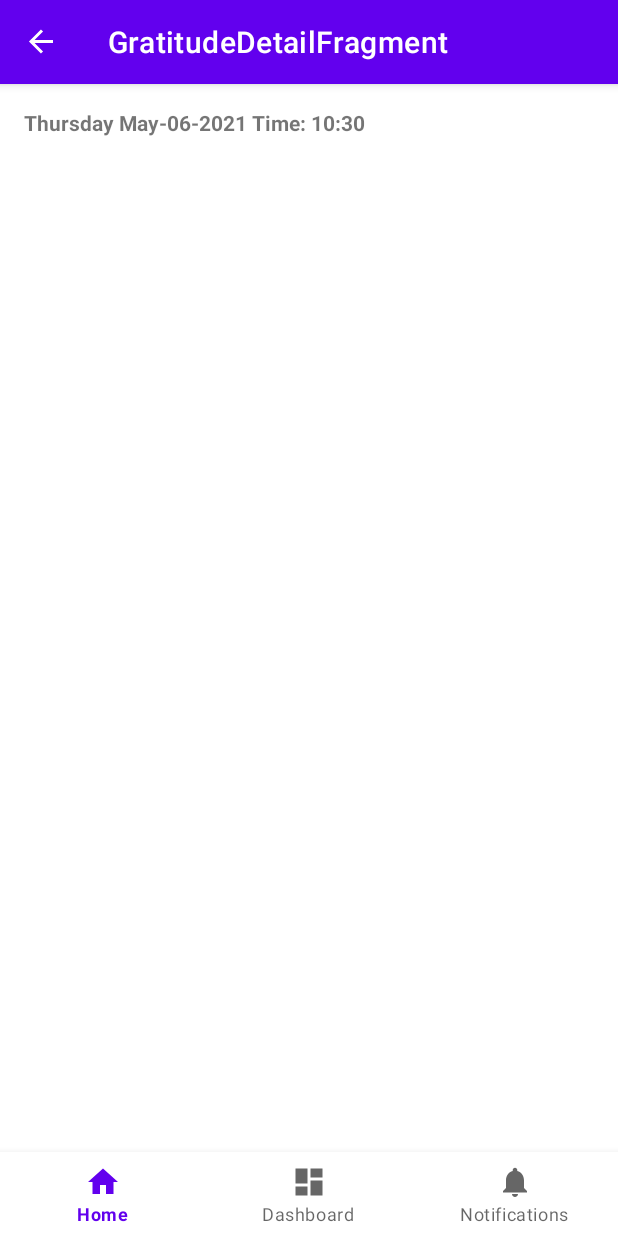
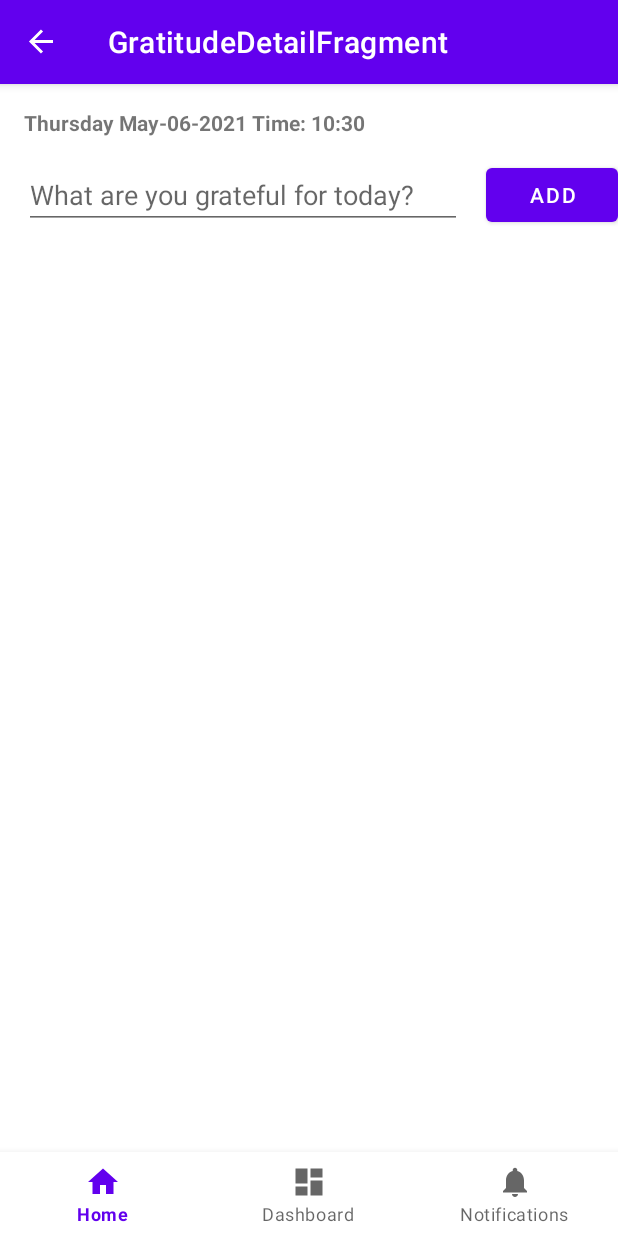
Before and after one commit to lee-hodg/Sossego, an Android app: the screen it shows after launch (MainActivity), after a tap on "Add New Gratitude List", on a phone screen of 412 x 824 dp. Run offline under Robolectric (Android 15) with nearby library versions, the phone set to English and light mode, and no system bars; our stand-ins replace Room's generated code, Timber, data binding, navigation-ui.

Commit message:
- dao to delete an item from list - get gratitude detail working with add and X

```diff
--- a/app/src/main/java/com/example/android/sossego/database/GratitudeDatabaseDao.kt
+++ b/app/src/main/java/com/example/android/sossego/database/GratitudeDatabaseDao.kt
@@ -11,6 +11,9 @@ interface GratitudeDatabaseDao {
 
     @Insert
     suspend fun insertItem(gratitudeItem: GratitudeItem)
+
+    @Query("DELETE FROM gratitude_item_table WHERE gratitudeItemId = :gratitudeItemKey")
+    suspend fun deleteItem(gratitudeItemKey: Long)
 
     /**
      * When updating a row with a value already set in a column,
@@ -37,7 +40,7 @@ interface GratitudeDatabaseDao {
     @Query("SELECT * from gratitude_item_table")
     fun getAllItems(): List<GratitudeItem>
 
-    @Query("SELECT * from gratitude_item_table WHERE parentListId - :key ORDER BY gratitudeItemId DESC")
+    @Query("SELECT * from gratitude_item_table WHERE parentListId = :key ORDER BY gratitudeItemId DESC")
     fun getAllItemsForGratitudeList(key: Long): LiveData<List<GratitudeItem>>
 
     /**
--- /dev/null
+++ b/app/src/main/java/com/example/android/sossego/ui/gratitude/detail/GratitudeDetailAdapter.kt
@@ -0,0 +1,89 @@
+package com.example.android.sossego.ui.gratitude.detail
+
+import com.example.android.sossego.database.GratitudeList
+
+import android.view.LayoutInflater
+import android.view.ViewGroup
+import androidx.recyclerview.widget.DiffUtil
+import androidx.recyclerview.widget.ListAdapter
+import androidx.recyclerview.widget.RecyclerView
+import com.example.android.sossego.database.GratitudeItem
+import com.example.android.sossego.databinding.DetailGratitudeItemBinding
+import kotlinx.coroutines.CoroutineScope
+import kotlinx.coroutines.Dispatchers
+import kotlinx.coroutines.launch
+import kotlinx.coroutines.withContext
+
+
+class GratitudeDetailAdapter(private val deleteClickListener: GratitudeItemListener) : ListAdapter<GratitudeDataItem,
+        RecyclerView.ViewHolder>(GratitudeItemDiffCallback()) {
+
+    private val adapterScope = CoroutineScope(Dispatchers.Default)
+
+    /**
+     * This will be a list of gratitude list elements/items
+     */
+    fun submitGratitudeItemList(list: List<GratitudeItem>?) {
+        adapterScope.launch {
+            val items = list?.map { GratitudeDataItem(it) }
+
+            withContext(Dispatchers.Main) {
+                submitList(items)
+            }
+        }
+    }
+
+    override fun onBindViewHolder(holder: RecyclerView.ViewHolder, position: Int) {
+        val viewHolder = holder as ViewHolder
+        val gratitudeDataItem = getItem(position) as GratitudeDataItem
+        viewHolder.bind(deleteClickListener, gratitudeDataItem.gratitudeItem)
+
+    }
+
+    override fun onCreateViewHolder(parent: ViewGroup, viewType: Int): RecyclerView.ViewHolder =
+            ViewHolder.from(parent)
+
+
+    class ViewHolder private constructor(private val binding: DetailGratitudeItemBinding)
+        : RecyclerView.ViewHolder(binding.root) {
+
+        fun bind(deleteClickListener: GratitudeItemListener, item: GratitudeItem) {
+            binding.gratitudeItem = item
+            binding.clickListener = deleteClickListener
+            binding.executePendingBindings()
+        }
+
+        companion object {
+            fun from(parent: ViewGroup): ViewHolder {
+                val layoutInflater = LayoutInflater.from(parent.context)
+                val binding = DetailGratitudeItemBinding.inflate(layoutInflater, parent,
+                        false)
+                return ViewHolder(binding)
+            }
+        }
+    }
+}
+
+/**
+ * Callback for calculating the diff between two non-null items in a list.
+ *
+ * Used by ListAdapter to calculate the minimum number of changes between and old list and a new
+ * list that's been passed to `submitList`.
+ */
+class GratitudeItemDiffCallback : DiffUtil.ItemCallback<GratitudeDataItem>() {
+    override fun areItemsTheSame(oldItem: GratitudeDataItem, newItem: GratitudeDataItem): Boolean {
+        return oldItem.id == newItem.id
+    }
+
+    override fun areContentsTheSame(oldItem: GratitudeDataItem, newItem: GratitudeDataItem): Boolean {
+        return oldItem == newItem
+    }
+}
+
+class GratitudeItemListener(val clickListener: (gratitudeListId: Long) -> Unit) {
+    fun onClick(gratitudeItem: GratitudeItem) = clickListener(gratitudeItem.gratitudeItemId)
+}
+
+data class GratitudeDataItem(val gratitudeItem: GratitudeItem) {
+    val id = gratitudeItem.gratitudeItemId
+}
--- a/app/src/main/java/com/example/android/sossego/ui/gratitude/detail/GratitudeDetailFragment.kt
+++ b/app/src/main/java/com/example/android/sossego/ui/gratitude/detail/GratitudeDetailFragment.kt
@@ -12,6 +12,8 @@ import androidx.navigation.fragment.findNavController
 import com.example.android.sossego.R
 import com.example.android.sossego.database.GratitudeDatabase
 import com.example.android.sossego.databinding.FragmentGratitudeDetailBinding
+import com.example.android.sossego.ui.gratitude.listing.GratitudeListAdapter
+import com.example.android.sossego.ui.gratitude.listing.GratitudeListListener
 import timber.log.Timber
 
 
@@ -67,6 +69,22 @@ class GratitudeDetailFragment : Fragment() {
             }
         })
 
+        // Build an adapter for our recyclerview.
+        val gratitudeDetailAdapter = GratitudeDetailAdapter(GratitudeItemListener { gratitudeItemId ->
+            gratitudeDetailViewModel.deleteGratitudeItem(gratitudeItemId)
+        })
+
+        // We observe the gratitudeLists liveData of the view model. If it changes we must
+        // rebuild the recycler view with submitList
+        gratitudeDetailViewModel.gratitudeItems.observe(viewLifecycleOwner, {
+            it?.let {
+                gratitudeDetailAdapter.submitGratitudeItemList(it)
+            }
+        })
+
+        // Set our recyclerview to use this adapter
+        binding.gratitudeDetailRecycler.adapter = gratitudeDetailAdapter
+
         return binding.root
     }
 
--- a/app/src/main/java/com/example/android/sossego/ui/gratitude/detail/GratitudeDetailViewModel.kt
+++ b/app/src/main/java/com/example/android/sossego/ui/gratitude/detail/GratitudeDetailViewModel.kt
@@ -2,7 +2,11 @@ package com.example.android.sossego.ui.gratitude.detail
 
 import androidx.lifecycle.*
 import com.example.android.sossego.database.GratitudeDatabaseDao
+import com.example.android.sossego.database.GratitudeItem
 import com.example.android.sossego.database.GratitudeList
+import kotlinx.coroutines.Dispatchers
+import kotlinx.coroutines.launch
+import kotlinx.coroutines.withContext
 import timber.log.Timber
 
 class GratitudeDetailViewModel (
@@ -11,11 +15,19 @@ class GratitudeDetailViewModel (
 
     val gratitudeList = MediatorLiveData<GratitudeList>()
 
+    val gratitudeItems = MediatorLiveData<List<GratitudeItem>>()
+
+    // Initial value of EditText for new gratitude items being added
+    val newGratitudeItemText = MutableLiveData<String?>()
+
     // fun getGratitudeList() = gratitudeList
 
     init {
         Timber.d("GratitudeDetailViewModel fetching gratitudeList by key: $gratitudeListKey")
-        gratitudeList.addSource(database.getGratitudeList(gratitudeListKey), gratitudeList::setValue)
+        gratitudeList.addSource(database.getGratitudeList(gratitudeListKey),
+                gratitudeList::setValue)
+        gratitudeItems.addSource(database.getAllItemsForGratitudeList(gratitudeListKey),
+                gratitudeItems::setValue)
 
         //Timber.d("GratitudeDetailViewModel obtained gratitudeList ${database.get(gratitudeListKey)?.value}")
     }
@@ -44,4 +56,57 @@ class GratitudeDetailViewModel (
         _navigateToGratitude.value = null
     }
 
+    private suspend fun deleteItem(gratitudeItemId: Long) {
+        withContext(Dispatchers.IO) {
+            database.deleteItem(gratitudeItemId)
+        }
+    }
+
+    fun deleteGratitudeItem(gratitudeItemId: Long) {
+        Timber.d("Delete item with id $gratitudeItemId")
+        viewModelScope.launch {
+                deleteItem(gratitudeItemId)
+            }
+
+    }
+
+
+    private suspend fun insert(gratitudeItem: GratitudeItem) {
+        withContext(Dispatchers.IO) {
+            database.insertItem(gratitudeItem)
+        }
+    }
+
+    fun addNewItem(){
+        viewModelScope.launch {
+
+            newGratitudeItemText.value?.let {
+                val newGratitudeItem = GratitudeItem(parentListId = gratitudeListKey,
+                        gratitudeText = newGratitudeItemText.value.toString())
+                insert(newGratitudeItem)
+            }
+        }
+        // clear
+        newGratitudeItemText.value = ""
+    }
+
+//    fun onNewGratitudeItemDone(gratitudeListId: Long, view: View, actionId: Int, event: KeyEvent?): Boolean {
+//
+//        val imeAction = when (actionId) {
+//            EditorInfo.IME_ACTION_DONE,
+//            EditorInfo.IME_ACTION_SEND,
+//            EditorInfo.IME_ACTION_GO -> true
+//            else -> false
+//        }
+//
+//        val keyDownEvent = event?.keyCode == KeyEvent.KEYCODE_ENTER
+//                && event.action == KeyEvent.ACTION_DOWN
+//
+//        if (imeAction or keyDownEvent){
+//            addNewGratitudeItem(view.toString())
+//            return true
+//        }
+//        return false
+//    }
+
 }
--- a/app/src/main/res/layout/fragment_gratitude_detail.xml
+++ b/app/src/main/res/layout/fragment_gratitude_detail.xml
@@ -34,5 +34,46 @@
             app:layout_constraintTop_toTopOf="parent"
             tools:text="Friday May-05-2021 15:45" />
 
+
+        <!--        2-way binding has @=-->
+        <EditText
+            android:id="@+id/new_gratitude_item"
+            android:layout_width="0dp"
+            android:layout_height="wrap_content"
+            android:layout_margin="16dp"
+            android:layout_marginEnd="8dp"
+            android:hint="@string/new_gratitude_item_hint"
+            android:text="@={gratitudeDetailViewModel.newGratitudeItemText}"
+            android:inputType="text"
+            app:layout_constraintEnd_toStartOf="@+id/add_item_button"
+            app:layout_constraintStart_toStartOf="parent"
+            app:layout_constraintTop_toBottomOf="@+id/detail_creation_date" />
+
+        <Button
+            android:id="@+id/add_item_button"
+            android:layout_width="wrap_content"
+            android:layout_height="wrap_content"
+            android:text="Add"
+            android:onClick="@{() -> gratitudeDetailViewModel.addNewItem()}"
+            app:layout_constraintBottom_toTopOf="@+id/gratitude_detail_recycler"
+            app:layout_constraintEnd_toEndOf="parent"
+            app:layout_constraintTop_toBottomOf="@+id/detail_creation_date" />
+
+
+        <androidx.recyclerview.widget.RecyclerView
+            android:id="@+id/gratitude_detail_recycler"
+            android:layout_width="0dp"
+            android:layout_height="0dp"
+            android:layout_marginStart="@dimen/margin"
+            android:layout_marginTop="@dimen/margin"
+            android:layout_marginEnd="@dimen/margin"
+            android:layout_marginBottom="@dimen/margin"
+            app:layoutManager="androidx.recyclerview.widget.LinearLayoutManager"
+            app:layout_constraintBottom_toBottomOf="parent"
+            app:layout_constraintEnd_toEndOf="parent"
+            app:layout_constraintStart_toStartOf="parent"
+            app:layout_constraintTop_toBottomOf="@+id/new_gratitude_item" />
+
+
     </androidx.constraintlayout.widget.ConstraintLayout>
 </layout>
--- a/app/src/main/res/navigation/mobile_navigation.xml
+++ b/app/src/main/res/navigation/mobile_navigation.xml
@@ -8,7 +8,7 @@
     <fragment
         android:id="@+id/navigation_gratitude"
         android:name="com.example.android.sossego.ui.gratitude.listing.GratitudeFragment"
-        android:label="@string/title_home"
+        android:label="@string/title_gratitude"
         tools:layout="@layout/fragment_gratitude" >
         <action
             android:id="@+id/action_navigation_gratitude_to_gratitudeDetailFragment"
--- a/app/src/main/res/values/strings.xml
+++ b/app/src/main/res/values/strings.xml
@@ -5,4 +5,7 @@
     <string name="title_notifications">Notifications</string>
     <string name="item_count_template">Item count: %1$d</string>
     <string name="add_gratitude_list_fab_content">Add New Gratitude List</string>
+    <string name="delete_gratitude_item">Delete gratitude item</string>
+    <string name="title_gratitude">Gratitude</string>
+    <string name="new_gratitude_item_hint">What are you grateful for today?</string>
 </resources>
```
Also changed, not shown: app/src/main/java/com/example/android/sossego/ui/gratitude/BindingUtils.kt (+26 -0 lines), app/src/main/res/layout/detail_gratitude_item.xml (added, +52 -0 lines).
